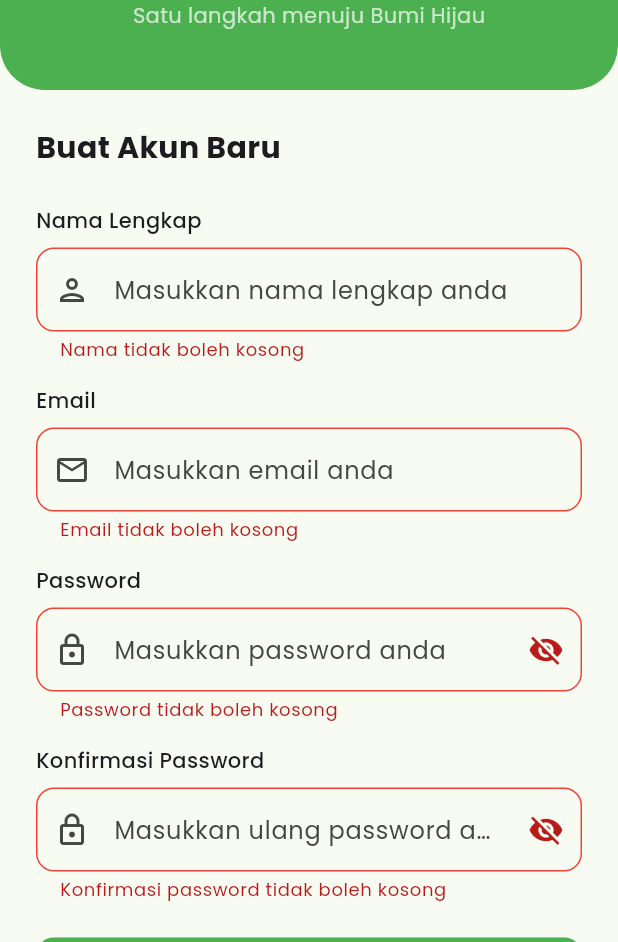
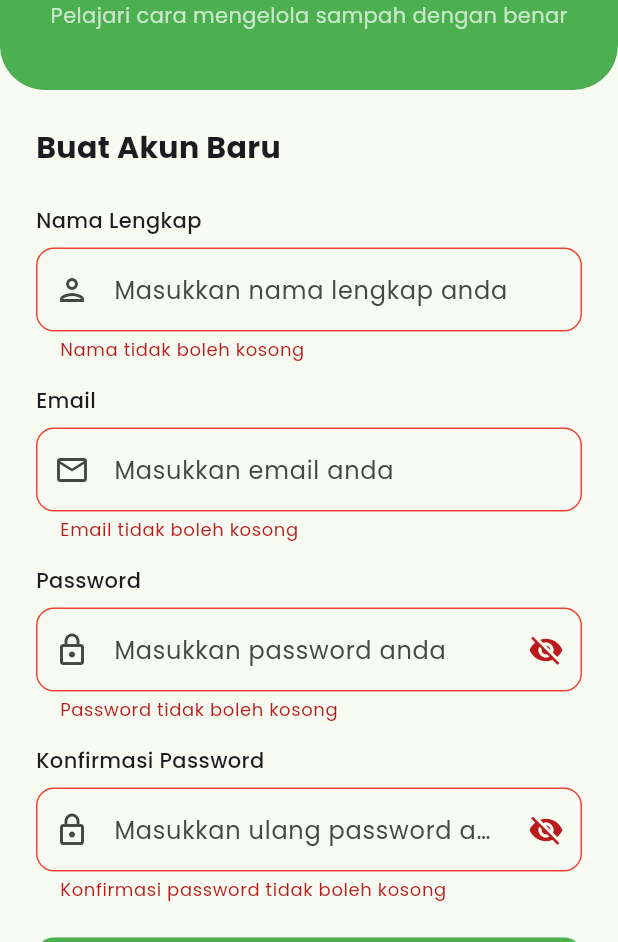
Before and after one commit to taworld-star/greenshift, a Flutter app: the RegisterPage screen opened by its route, after a tap on "Daftar", on a phone screen of 412 x 824 dp, the part 294-1236 px from its top. Run offline on Flutter 3.47's test engine with Material 3 defaults, Android fonts, the phone set to English and light mode, and no system bars; our stand-ins replace camera, google_fonts, image_picker, permission_handler, shared_preferences; accounts and stored records are empty.

Commit message:
Refactor authentication and profile management: update login/register methods to use request objects, add ProfileRepository for user data retrieval, and adjust IP configuration in HttpService.

```diff
--- a/mobile/greenshift/lib/data/model/user_model.dart
+++ b/mobile/greenshift/lib/data/model/user_model.dart
@@ -1,4 +1,3 @@
-import 'package:meta/meta.dart';
 import 'dart:convert';
 
 class UserResponse {
--- a/mobile/greenshift/lib/data/service/httpservice.dart
+++ b/mobile/greenshift/lib/data/service/httpservice.dart
@@ -6,7 +6,7 @@ import 'package:shared_preferences/shared_preferences.dart';
 
 class HttpService {
   //Konfigurasi IP
-  static const String _ipUrl = "10.16.242.164";
+  static const String _ipUrl = "192.168.1.8";
   final String baseUrl = "http://$_ipUrl:8000/api";
   final String aiUrl = "http://$_ipUrl:5000";
 
--- a/mobile/greenshift/lib/main.dart
+++ b/mobile/greenshift/lib/main.dart
@@ -3,7 +3,7 @@ import 'package:google_fonts/google_fonts.dart';
 import 'package:greenshift/presentation/auth/login_page.dart';
 import 'package:greenshift/presentation/auth/register_page.dart';
 import 'package:greenshift/presentation/home/navbar_setting.dart';
-//import 'package:greenshift/presentation/admin/admin_dashboard_page.dart';
+import 'package:greenshift/presentation/admin/admin_dashboard_page.dart';
 
 void main() {
   WidgetsFlutterBinding.ensureInitialized();
@@ -28,7 +28,7 @@ class MyApp extends StatelessWidget {
         '/login': (context) => const LoginPage(),
         '/register': (context) => const RegisterPage(),
         '/home': (context) => const NavbarSetting(),
-       // '/admin': (context) => const AdminDashboardPage(),
+       '/admin': (context) => const AdminDashboardPage(),
       },
     );
   }
--- a/mobile/greenshift/lib/presentation/auth/login_page.dart
+++ b/mobile/greenshift/lib/presentation/auth/login_page.dart
@@ -37,7 +37,7 @@ class _LoginPageState extends State<LoginPage> {
       _errorMessage = null;
     });
 
-    // Menggunakan LoginRequest
+
     final request = LoginRequest(
       email: _emailController.text.trim(),
       password: _passwordController.text,
@@ -174,6 +174,9 @@ class _LoginPageState extends State<LoginPage> {
         if (value == null || value.isEmpty) {
           return 'Password tidak boleh kosong';
         }
+        if (value .length < 6) {
+          return 'Password minimal 6 karakter';
+        }
         return null;
       },
     );
--- a/mobile/greenshift/lib/presentation/auth/register_page.dart
+++ b/mobile/greenshift/lib/presentation/auth/register_page.dart
@@ -42,7 +42,6 @@ class _RegisterPageState extends State<RegisterPage> {
       _errorMessage = null;
     });
 
-    // Menggunakan RegisterRequest
     final request = RegisterRequest(
       name: _nameController.text.trim(),
       email: _emailController.text.trim(),
@@ -74,7 +73,8 @@ class _RegisterPageState extends State<RegisterPage> {
           children: [
             const GreenHeader(
               title: 'GreenShift',
-              subtitle: 'Satu langkah menuju Bumi Hijau'
+              subtitle: 'Pelajari cara mengelola sampah dengan benar',
+
               ),
               Padding(
                 padding: const EdgeInsets.all(24.0),
@@ -117,7 +117,7 @@ class _RegisterPageState extends State<RegisterPage> {
   }
 
   Widget _buildErrorMessage() {
-    if (_errorMessage == null) return const SizedBox();
+    if (_errorMessage == null) return const SizedBox.shrink();
 
       return Container(
       padding: const EdgeInsets.all(12),
@@ -168,7 +168,7 @@ class _RegisterPageState extends State<RegisterPage> {
         if (value == null || value.isEmpty) {
           return 'Email tidak boleh kosong';
         }
-        if (!value.contains('@')) {
+        if (!value.contains('@') || !(value.contains('.com') || value.contains('.id') || value.contains('student.uisi.ac.id'))) {
           return 'Email tidak valid';
         }
         return null;
```
Also changed, not shown: mobile/greenshift/lib/data/repository/auth_repository.dart (+46 -28 lines), mobile/greenshift/lib/data/repository/profile_repository.dart (added, +21 -0 lines).
